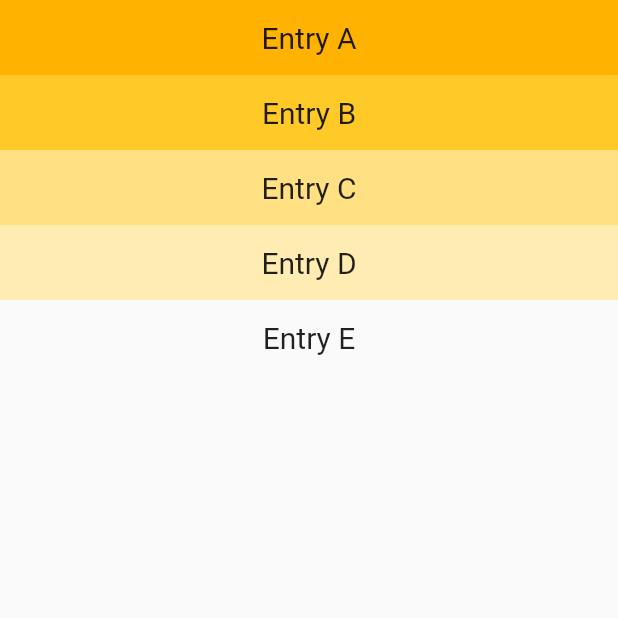
After one commit to eoeefosa/listviewplay, a Flutter app: the screen it shows after launch, on a phone screen of 412 x 824 dp, the top half of it. The commit adds this screen. Run offline on Flutter 3.47's test engine with Material 2 defaults, Android fonts, the phone set to English and light mode, and no system bars.

Commit message:
reorganized all files to be easier to manipulate

```diff
--- a/lib/main.dart
+++ b/lib/main.dart
@@ -1,3 +1,4 @@
+import 'playexamples/components.dart';
 import 'package:flutter/material.dart';
 
 // This example mirrors the previous one, creating the same list using
@@ -5,36 +6,5 @@ import 'package:flutter/material.dart';
 // Using the IndexedWidgetBuilder,
 // children are built lazily and can be infinite in number
 void main() {
-  runApp(Myapp());
+  runApp(ListviewBuilder());
 }
-
-class Myapp extends StatelessWidget {
-  final List<String> entries = <String>['A', 'B', 'C', 'D', 'E'];
-  // NB: growable_array error return if {entries.length != colorCodes.length}
-  final List<int> colorCodes = <int>[600, 400, 200, 100, 90];
-
-  Myapp({super.key});
-  @override
-  Widget build(BuildContext context) {
-    return MaterialApp(
-        theme: ThemeData(primarySwatch: Colors.blue),
-        home: Scaffold(
-          body: Center(
-            child: ListView.builder(
-              itemCount: entries.length,
-              itemBuilder: (context, index) {
-                return Container(
-                  height: 50,
-                  color: Colors.amber[colorCodes[index]],
-                  child: Center(
-                      child: Text(
-                    'Entry ${entries[index]}',
-                    style: const TextStyle(fontSize: 20),
-                  )),
-                );
-              },
-            ),
-          ),
-        ));
-  }
-}
--- /dev/null
+++ b/lib/playexamples/components.dart
@@ -0,0 +1,3 @@
+export 'main1_Listview_default_constructor.dart';
+export 'main2_ListViewbuilder.dart';
+export 'main3_ListViewseperator.dart';
--- a/lib/main1.dart
+++ b/lib/playexamples/main1_Listview_default_constructor.dart
@@ -3,14 +3,9 @@ import 'package:flutter/material.dart';
 // This example uses the default constructor for ListView
 // which takes an explicit List<widget> of children.
 // This listView's children are made up of containers with Text
-// void main() {
-// runApp(const MyApp());
-// }
+class ListviewDefaultconstructor extends StatelessWidget {
+  const ListviewDefaultconstructor({super.key});
 
-class MyApp extends StatelessWidget {
-  const MyApp({super.key});
-
-  // This widget is the root of your application.
   @override
   Widget build(BuildContext context) {
     return MaterialApp(
--- /dev/null
+++ b/lib/playexamples/main2_ListViewbuilder.dart
@@ -0,0 +1,36 @@
+import 'package:flutter/material.dart';
+
+// This example mirrors the previous one, creating the same list using
+// ListView.builder constructor.
+// Using the IndexedWidgetBuilder,
+// children are built lazily and can be infinite in number
+class ListviewBuilder extends StatelessWidget {
+  final List<String> entries = <String>['A', 'B', 'C', 'D', 'E'];
+  // NB: growable_array error return if {entries.length != colorCodes.length}
+  final List<int> colorCodes = <int>[600, 400, 200, 100, 90];
+
+  ListviewBuilder({super.key});
+  @override
+  Widget build(BuildContext context) {
+    return MaterialApp(
+        theme: ThemeData(primarySwatch: Colors.blue),
+        home: Scaffold(
+          body: Center(
+            child: ListView.builder(
+              itemCount: entries.length,
+              itemBuilder: (context, index) {
+                return Container(
+                  height: 50,
+                  color: Colors.amber[colorCodes[index]],
+                  child: Center(
+                      child: Text(
+                    'Entry ${entries[index]}',
+                    style: const TextStyle(fontSize: 20),
+                  )),
+                );
+              },
+            ),
+          ),
+        ));
+  }
+}
```
Also changed, not shown: lib/playexamples/main3_ListViewseperator.dart (added).
